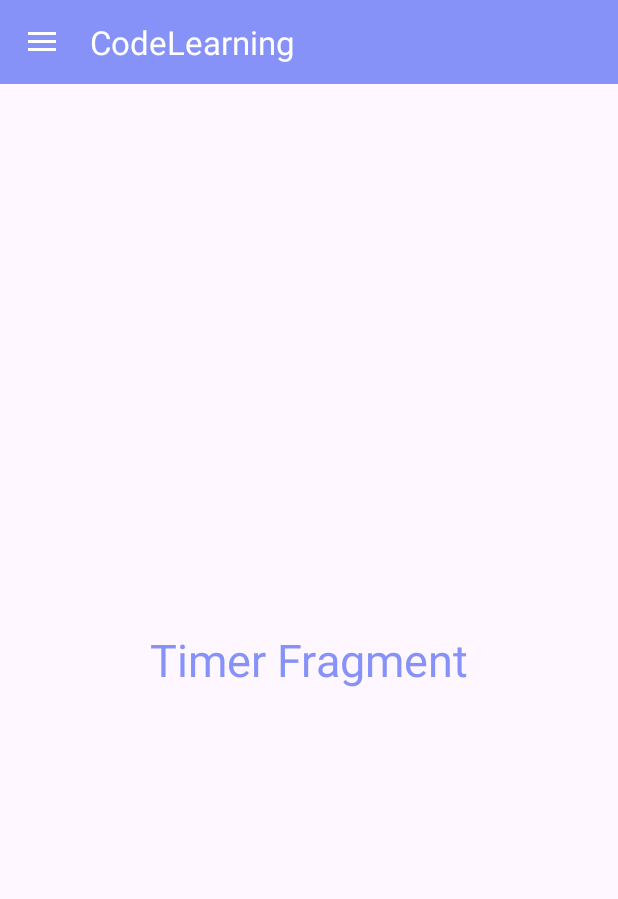
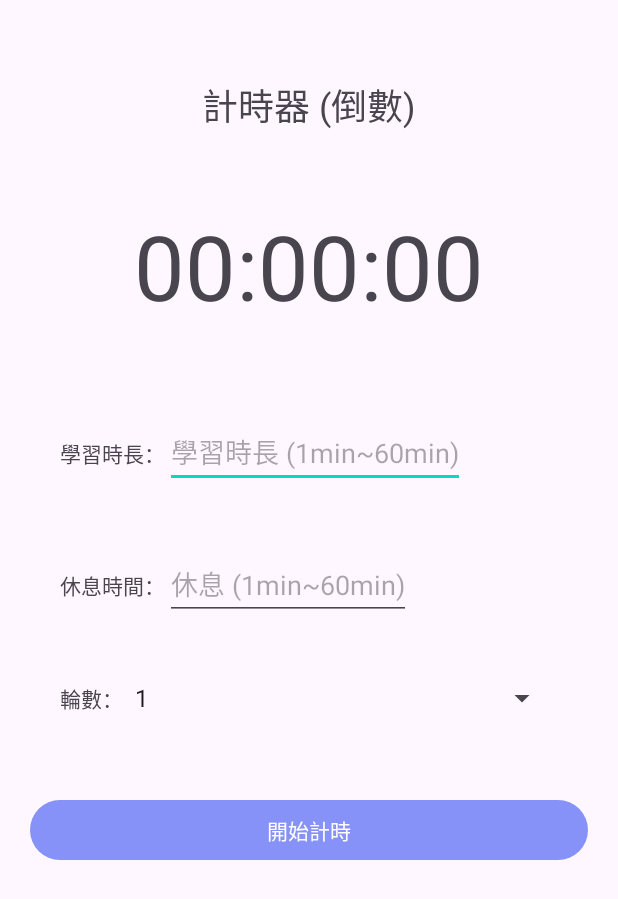
Before and after one commit to Daichus/AppProject, an Android app: the HomeActivity screen opened directly, with no data from a screen before it, in the side drawer, after a tap on "計時器", on a phone screen of 412 x 824 dp. Shown: the top 899 px of the screen. Run offline under Robolectric (Android 15) with nearby library versions, the phone set to English and light mode, and no system bars.

Commit message:
選單點選連結到計時器

```diff
--- a/CodeLearning/app/src/main/AndroidManifest.xml
+++ b/CodeLearning/app/src/main/AndroidManifest.xml
@@ -19,6 +19,9 @@
         android:name=".HomeActivity"
         android:exported="false" />
         <activity
+            android:name=".TimerActivity"
+            android:exported="false" />
+        <activity
             android:name=".LoginActivity"
             android:exported="false" />
         <activity
--- a/CodeLearning/app/src/main/java/com/example/codelearning/HomeActivity.java
+++ b/CodeLearning/app/src/main/java/com/example/codelearning/HomeActivity.java
@@ -1,5 +1,6 @@
 package com.example.codelearning;
 
+import android.content.Intent;
 import android.os.Bundle;
 import android.view.MenuItem;
 import android.widget.Toast;
@@ -59,7 +60,10 @@ public class HomeActivity extends AppCompatActivity implements NavigationView.On
         } else if (itemId == R.id.nav_checklist) {
             getSupportFragmentManager().beginTransaction().replace(R.id.fragment_container, new ChecklistFragment()).commit();
         } else if (itemId == R.id.nav_timer) {
-            getSupportFragmentManager().beginTransaction().replace(R.id.fragment_container, new TimerFragment()).commit();
+//            getSupportFragmentManager().beginTransaction().replace(R.id.fragment_container, new TimerFragment()).commit();
+
+            Intent intent = new Intent(HomeActivity.this, TimerActivity.class);
+            startActivity(intent);
         } else if (itemId == R.id.nav_person) {
             getSupportFragmentManager().beginTransaction().replace(R.id.fragment_container, new PersonFragment()).commit();
         } else if (itemId == R.id.nav_note){
--- a/CodeLearning/app/src/main/res/layout/activity_timer.xml
+++ b/CodeLearning/app/src/main/res/layout/activity_timer.xml
@@ -92,7 +92,7 @@
                     android:layout_width="wrap_content"
                     android:layout_height="wrap_content"
                     android:layout_marginTop="0dp"
-                    android:hint="休息 (例如：1、min)"
+                    android:hint="休息 (1min~60min)"
                     android:inputType="number" />
             </LinearLayout>
 
```
